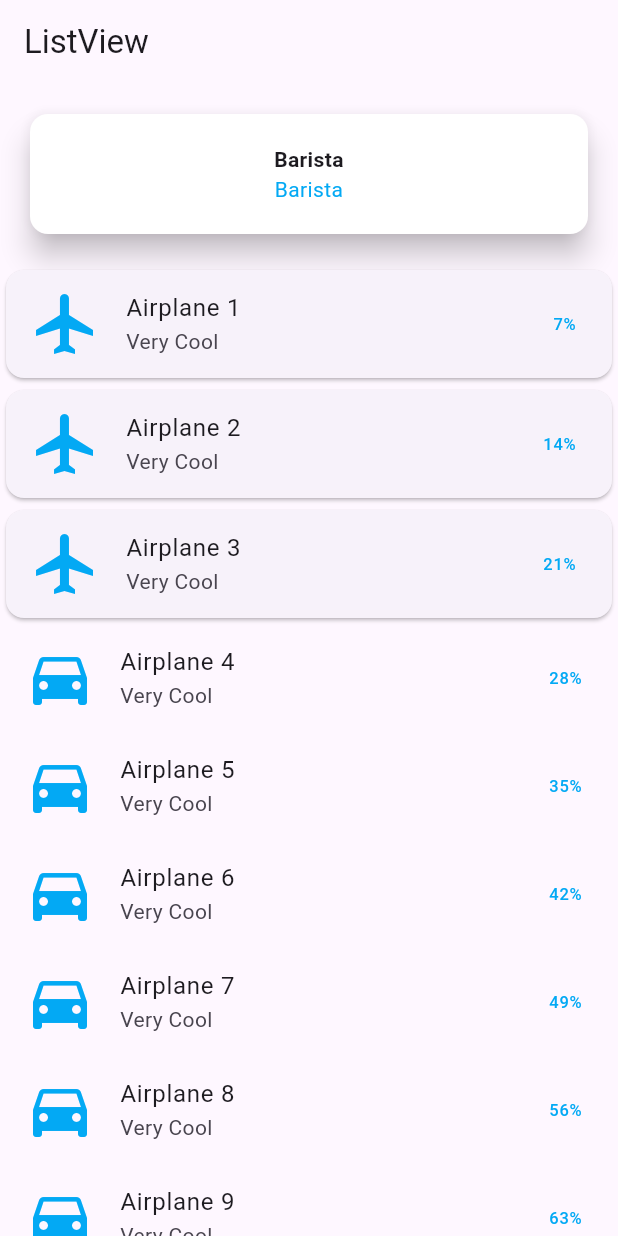
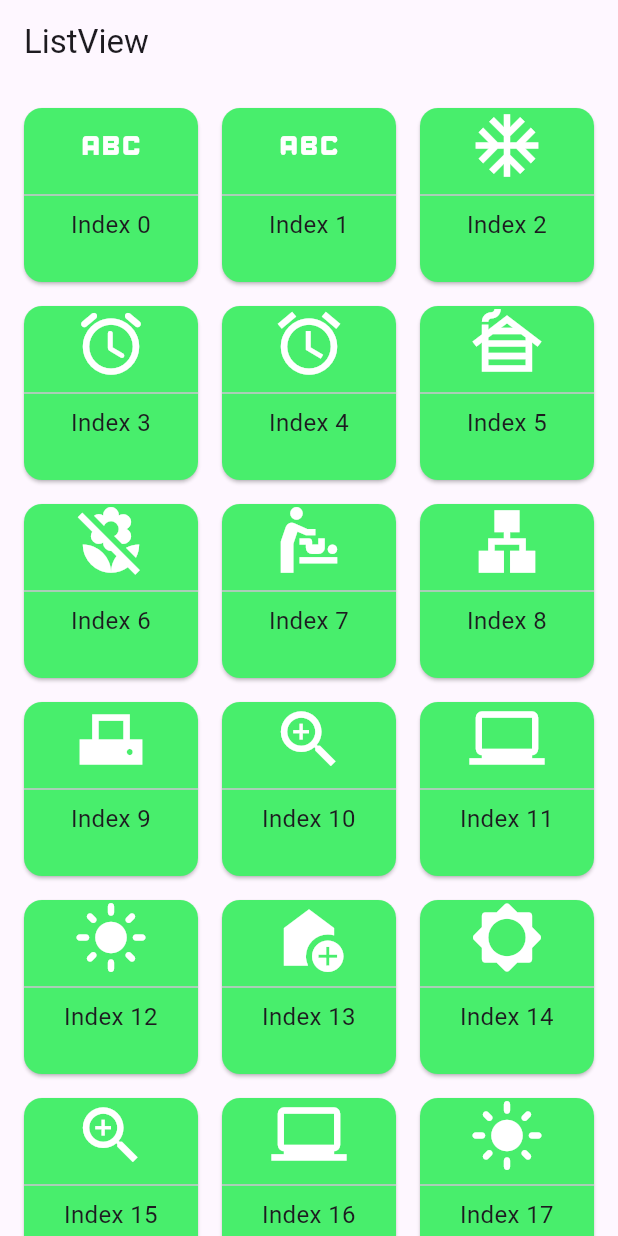
Before and after one commit to hatealx/ftest, a Flutter app: the screen it shows after launch, on a phone screen of 412 x 824 dp. Run offline on Flutter 3.47's test engine with Material 3 defaults, Android fonts, the light colour scheme and no system bars.

Commit message:
Learning how to use Listview , ListTile , Gridview.count , Gridview.extend, Gridview.builder

```diff
--- a/lib/pages/home.dart
+++ b/lib/pages/home.dart
@@ -1,7 +1,5 @@
 import 'package:flutter/material.dart';
-import 'package:ftest/widgets/header.dart';
-import 'package:ftest/widgets/row_with_card.dart';
-import 'package:ftest/widgets/row.dart';
+import 'package:ftest/widgets/gridview_builder.dart';
 
 
 
@@ -15,23 +13,7 @@ class Home extends StatelessWidget {
       appBar: AppBar(
         title: Text("ListView"),
       ),
-      body: SafeArea(
-      child: ListView.builder(
-        itemCount: 20,
-        itemBuilder: (BuildContext context, int index){
-          if (index == 0){
-            return Header();
-          }
-          else if (index >= 1 && index <= 3){
-            return RowWithCardWidget(index: index);
-          }
-          else{
-            return RowWidget(index: index);
-          }
-        }
-
-      )
-    ),
+      body: const GridViewBuilderWidget(),
     )
 
     ;
--- /dev/null
+++ b/lib/widgets/grid_icons.dart
@@ -0,0 +1,34 @@
+import 'package:flutter/material.dart';
+
+class GridIcons {
+  List <IconData> iconList = [];
+
+  List <IconData> getIconList(){
+    iconList
+    ..add(Icons.abc)
+    ..add(Icons.abc_rounded)
+    ..add(Icons.ac_unit)
+    ..add(Icons.access_alarm_rounded)
+    ..add(Icons.access_alarm_sharp)
+    ..add(Icons.cabin)
+    ..add(Icons.macro_off)
+    ..add(Icons.baby_changing_station)
+    ..add(Icons.lan)
+    ..add(Icons.adf_scanner_sharp)
+    ..add(Icons.zoom_in)
+    ..add(Icons.laptop_windows)
+    ..add(Icons.light_mode)
+    ..add(Icons.add_home)
+    ..add(Icons.brightness_5_rounded)
+    ..add(Icons.zoom_in)
+    ..add(Icons.laptop_windows)
+    ..add(Icons.light_mode)
+    ..add(Icons.add_home)
+    ..add(Icons.brightness_5_rounded);
+
+
+    return iconList;
+
+  }
+
+}
--- /dev/null
+++ b/lib/widgets/gridview_builder.dart
@@ -0,0 +1,44 @@
+import 'package:flutter/material.dart';
+import 'package:ftest/widgets/grid_icons.dart';
+
+class GridViewBuilderWidget extends StatelessWidget {
+  const GridViewBuilderWidget({super.key});
+
+  @override
+  Widget build(BuildContext context) {
+    List <IconData> _iconList = GridIcons().getIconList();
+
+    return GridView.builder(
+      itemCount: 20,
+      padding: EdgeInsets.all(8.0),
+      gridDelegate: const SliverGridDelegateWithMaxCrossAxisExtent(maxCrossAxisExtent: 150.0),
+      itemBuilder: (BuildContext context, int index){
+        print("building element $index");
+        return Card(
+          color: Color.fromARGB(255, 72, 238, 108),
+          margin: EdgeInsets.all(8.0),
+          child:InkWell(
+            child:Column(
+            children: [
+              Icon(
+                _iconList[index],
+                size: 50.0,
+                color: Colors.white,
+              ),
+              Divider(),
+              Text(
+                "Index $index",
+                textAlign: TextAlign.center,
+                style: TextStyle(fontSize: 16.0),
+              )
+            ],
+
+          ),
+          )
+        );
+      }
+
+
+      );
+  }
+}
--- a/lib/widgets/header.dart
+++ /dev/null
@@ -1,38 +0,0 @@
-import 'package:flutter/material.dart';
-
-class Header extends StatelessWidget {
-  const Header({super.key});
-
-  @override
-  Widget build(BuildContext context) {
-    return Container(
-      padding: EdgeInsets.all(16.0),
-      height: 120.0,
-      child: Card(
-        elevation: 8.0,
-        color: Colors.white,
-        child: Column(
-          mainAxisAlignment: MainAxisAlignment.center,
-          children: [
-            const Text(
-              "Barista",
-              textAlign: TextAlign.center,
-              style: TextStyle(
-                fontWeight: FontWeight.bold,
-
-              ),
-
-            ),
-            const Text(
-              "Barista",
-              textAlign: TextAlign.center,
-              style: TextStyle(color: Colors.lightBlue),
-
-            ),
-
-          ],
-        ),
-      ),
-    );
-  }
-}
--- a/lib/widgets/row.dart
+++ /dev/null
@@ -1,25 +0,0 @@
-import 'package:flutter/material.dart';
-
-class RowWidget extends StatelessWidget {
-  final int index;
-
-  const RowWidget({super.key, required this.index});
-
-  @override
-  Widget build(BuildContext context) {
-    return ListTile(
-      leading: Icon(
-        Icons.directions_car,
-        size: 48.0,
-        color: Colors.lightBlue,
-      ),
-      title: Text("Airplane $index"),
-      subtitle: Text("Very Cool"),
-      trailing: Text(
-        '${index * 7}%',
-        style: TextStyle(color: Colors.lightBlue),
-      ),
-      onTap: () => print("Tapped on Row $index"),
-    );
-  }
-}
--- a/lib/widgets/row_with_card.dart
+++ /dev/null
@@ -1,28 +0,0 @@
-import 'package:flutter/material.dart';
-import 'package:flutter/widgets.dart';
-
-class RowWithCardWidget extends StatelessWidget {
-  final int index;
-  const RowWithCardWidget({super.key, required this.index});
-
-  @override
-  Widget build(BuildContext context) {
-    return Card(
-      child: ListTile(
-        leading: Icon(
-          Icons.flight,
-          size: 48.0,
-          color: Colors.lightBlue,
-        ),
-        title: Text("Airplane $index"),
-        subtitle: Text("Very Cool"),
-        trailing: Text(
-          '${index * 7}%',
-          style: TextStyle(color: Colors.lightBlue)
-        ),
-        onTap: () => print("Tapped on Row $index"),
-      ),
-
-    );
-  }
-}
```
